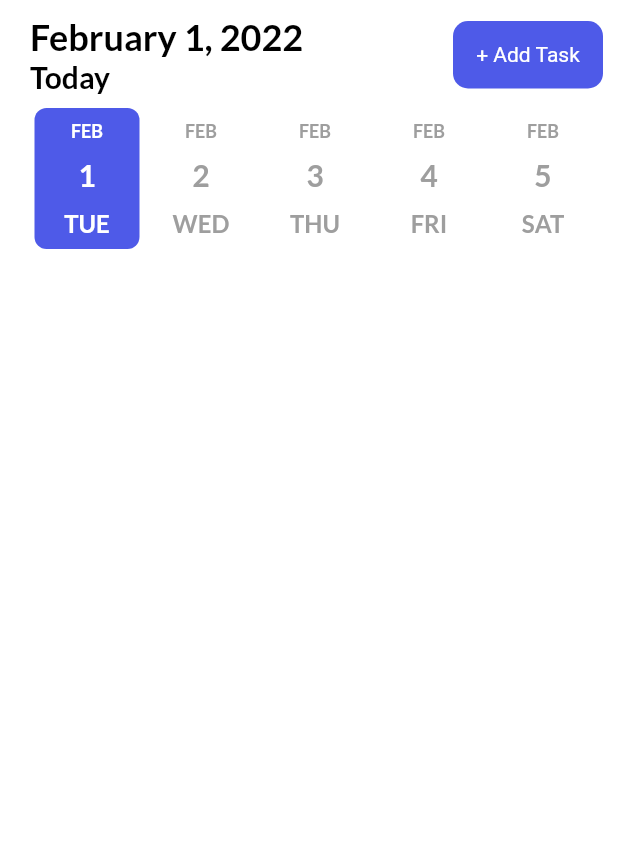
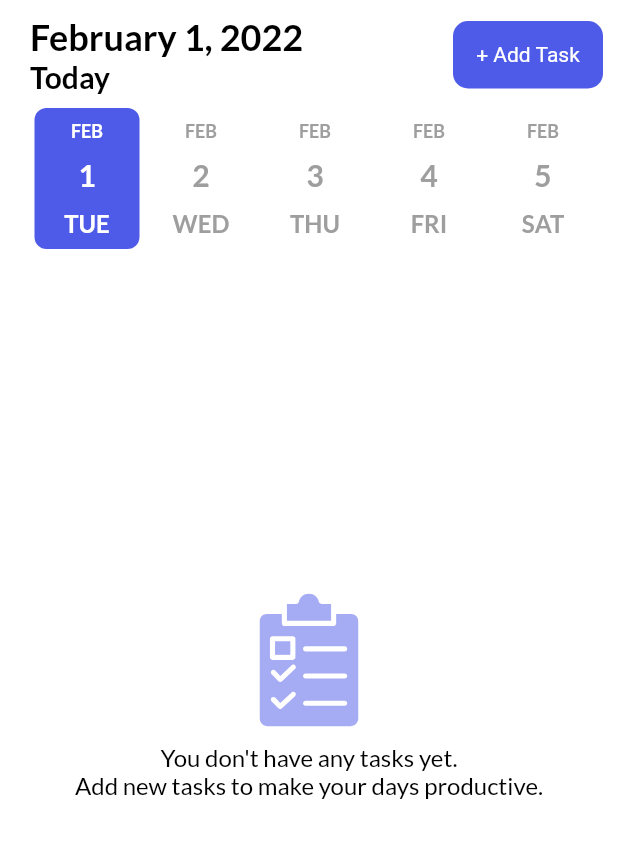
Before and after one commit to Hanan795/to_do_app, a Flutter app: the screen it shows after launch, on a phone screen of 412 x 824 dp, the part 84-942 px from its top. Run offline on Flutter 3.47's test engine with Material 2 defaults, Android fonts, the phone set to English and light mode, and no system bars; drawn by our look-alikes of date_picker_timeline; our stand-ins replace flutter_staggered_animations, flutter_svg, get, get_storage, google_fonts.

Commit message:
create the part that will be shown when there are no tasks in the home screen #17

```diff
--- a/lib/controllers/task_controller.dart
+++ b/lib/controllers/task_controller.dart
@@ -1,7 +1,8 @@
 import 'package:get/get_state_manager/get_state_manager.dart';
+import 'package:to_do_app/models/task.dart';
 
-class TaskController extends GetxController{
-  getTasks(){
+class TaskController extends GetxController {
+  final taskList = <Task>[];
 
-  }
+  getTasks() {}
 }
--- a/lib/ui/pages/home_page.dart
+++ b/lib/ui/pages/home_page.dart
@@ -1,5 +1,7 @@
 import 'package:date_picker_timeline/date_picker_timeline.dart';
 import 'package:flutter/material.dart';
+import 'package:flutter_staggered_animations/flutter_staggered_animations.dart';
+import 'package:flutter_svg/flutter_svg.dart';
 import 'package:get/get.dart';
 import 'package:google_fonts/google_fonts.dart';
 import 'package:intl/intl.dart';
@@ -36,7 +38,7 @@ class _HomePageState extends State<HomePage> {
           const SizedBox(
             height: 6.0,
           ),
-          // _showTasks()
+          _showTasks()
         ]),
       ),
     );
@@ -132,5 +134,66 @@ class _HomePageState extends State<HomePage> {
     );
   }
 
-  _showTasks() {}
+  _showTasks() {
+    // return Expanded(child: Obx(() {
+    //   if (_taskController.taskList.isEmpty) {
+    //     return _noTaskMsg();
+    //   } else {
+    //     return Container();
+    //   }
+    // }));
+    return
+        // Expanded(child:
+        _noTaskMsg();
+  }
+
+  _noTaskMsg() {
+    return Stack(
+      children: [
+        AnimatedPositioned(
+          duration: const Duration(milliseconds: 2000),
+          child: SingleChildScrollView(
+            child: Wrap(
+              alignment: WrapAlignment.center,
+              crossAxisAlignment: WrapCrossAlignment.center,
+              direction: SizeConfig.orientation == Orientation.landscape
+                  ? Axis.horizontal
+                  : Axis.vertical,
+              children: [
+                SizeConfig.orientation == Orientation.landscape
+                    ? const SizedBox(
+                        height: 6.0,
+                      )
+                    : const SizedBox(
+                        height: 220.0,
+                      ),
+                SvgPicture.asset(
+                  'assets/images/task.svg',
+                  color: primaryClr.withOpacity(0.5),
+                  height: 90.0,
+                  semanticsLabel: 'Task',
+                ),
+                Padding(
+                  padding: const EdgeInsets.symmetric(
+                      horizontal: 30.0, vertical: 10.0),
+                  child: Text(
+                    'You don\'t have any tasks yet.\nAdd new tasks to make your days productive.',
+                    style: Themes().subTitleStyle,
+                    textAlign: TextAlign.center,
+                  ),
+                ),
+                SizeConfig.orientation == Orientation.landscape
+                    ? const SizedBox(
+                        height: 120.0,
+                      )
+                    : const SizedBox(
+                        height: 180.0,
+                      ),
+              ],
+            ),
+          ),
+        ),
+      ],
+    );
+  }
 }
```
